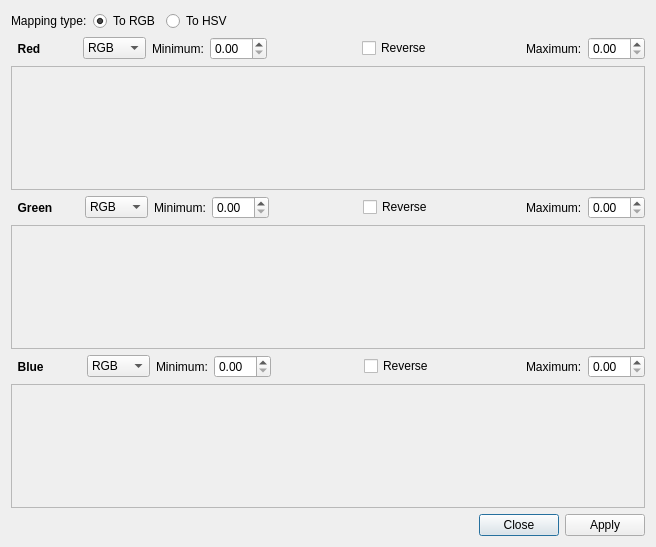
Above: qCC/ui_templates/colorFromScalarDlg.ui from CloudCompare/CloudCompare before the change. Below: the same form after it.
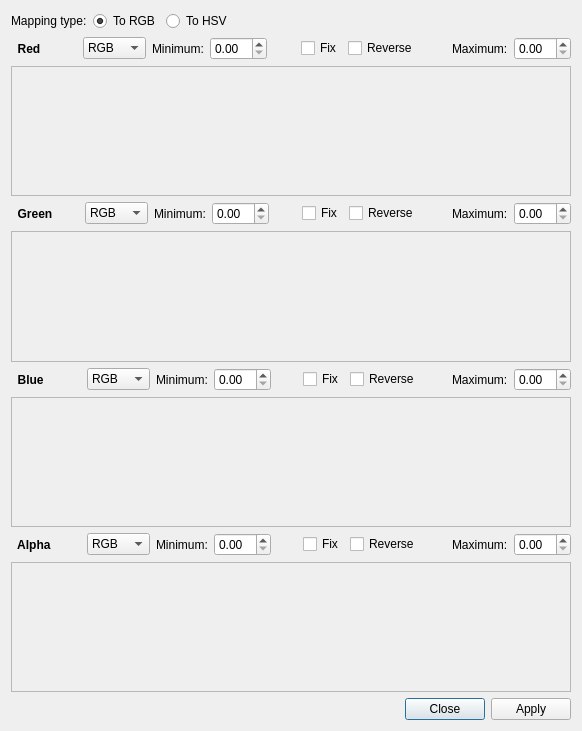
That is the form after the change.

Diff of the .ui file:
```diff
--- a/qCC/ui_templates/colorFromScalarDlg.ui
+++ b/qCC/ui_templates/colorFromScalarDlg.ui
@@ -6,8 +6,8 @@
    <rect>
     <x>0</x>
     <y>0</y>
-    <width>656</width>
-    <height>547</height>
+    <width>582</width>
+    <height>731</height>
    </rect>
   </property>
   <property name="windowTitle">
@@ -136,6 +136,13 @@
        </property>
       </spacer>
      </item>
+     <item>
+      <widget class="QCheckBox" name="fixR">
+       <property name="text">
+        <string>Fix</string>
+       </property>
+      </widget>
+     </item>
      <item>
       <widget class="QCheckBox" name="reverseR">
        <property name="text">
@@ -259,6 +266,13 @@
        </property>
       </spacer>
      </item>
+     <item>
+      <widget class="QCheckBox" name="fixG">
+       <property name="text">
+        <string>Fix</string>
+       </property>
+      </widget>
+     </item>
      <item>
       <widget class="QCheckBox" name="reverseG">
        <property name="text">
@@ -382,6 +396,13 @@
        </property>
       </spacer>
      </item>
+     <item>
+      <widget class="QCheckBox" name="fixB">
+       <property name="text">
+        <string>Fix</string>
+       </property>
+      </widget>
+     </item>
      <item>
       <widget class="QCheckBox" name="reverseB">
        <property name="text">
@@ -424,6 +445,139 @@
      </property>
     </widget>
    </item>
+   <item>
+    <layout class="QHBoxLayout" name="horizontalLayout_7">
+     <item>
+      <widget class="QLabel" name="labelA">
+       <property name="font">
+        <font>
+         <weight>75</weight>
+         <bold>true</bold>
+        </font>
+       </property>
+       <property name="text">
+        <string>  Alpha</string>
+       </property>
+      </widget>
+     </item>
+     <item>
+      <spacer name="horizontalSpacer_14">
+       <property name="orientation">
+        <enum>Qt::Horizontal</enum>
+       </property>
+       <property name="sizeType">
+        <enum>QSizePolicy::Fixed</enum>
+       </property>
+       <property name="sizeHint" stdset="0">
+        <size>
+         <width>30</width>
+         <height>20</height>
+        </size>
+       </property>
+      </spacer>
+     </item>
+     <item>
+      <widget class="QComboBox" name="channelComboA">
+       <property name="currentText">
+        <string>RGB</string>
+       </property>
+       <item>
+        <property name="text">
+         <string>RGB</string>
+        </property>
+       </item>
+       <item>
+        <property name="text">
+         <string>Red</string>
+        </property>
+       </item>
+       <item>
+        <property name="text">
+         <string>Green</string>
+        </property>
+       </item>
+       <item>
+        <property name="text">
+         <string>Blue</string>
+        </property>
+       </item>
+      </widget>
+     </item>
+     <item>
+      <widget class="QLabel" name="MinLabelA">
+       <property name="text">
+        <string>Minimum:</string>
+       </property>
+      </widget>
+     </item>
+     <item>
+      <widget class="QDoubleSpinBox" name="minInputSpinBoxA"/>
+     </item>
+     <item>
+      <spacer name="horizontalSpacer_15">
+       <property name="orientation">
+        <enum>Qt::Horizontal</enum>
+       </property>
+       <property name="sizeHint" stdset="0">
+        <size>
+         <width>40</width>
+         <height>20</height>
+        </size>
+       </property>
+      </spacer>
+     </item>
+     <item>
+      <widget class="QCheckBox" name="fixA">
+       <property name="text">
+        <string>Fix</string>
+       </property>
+       <property name="checked">
+        <bool>false</bool>
+       </property>
+      </widget>
+     </item>
+     <item>
+      <widget class="QCheckBox" name="reverseA">
+       <property name="text">
+        <string>Reverse</string>
+       </property>
+      </widget>
+     </item>
+     <item>
+      <spacer name="horizontalSpacer_16">
+       <property name="orientation">
+        <enum>Qt::Horizontal</enum>
+       </property>
+       <property name="sizeHint" stdset="0">
+        <size>
+         <width>40</width>
+         <height>20</height>
+        </size>
+       </property>
+      </spacer>
+     </item>
+     <item>
+      <widget class="QLabel" name="MaxLabelA">
+       <property name="text">
+        <string>Maximum:</string>
+       </property>
+      </widget>
+     </item>
+     <item>
+      <widget class="QDoubleSpinBox" name="maxInputSpinBoxA"/>
+     </item>
+    </layout>
+   </item>
+   <item>
+    <widget class="QFrame" name="histoFrameA">
+     <property name="frameShape">
+      <enum>QFrame::StyledPanel</enum>
+     </property>
+     <property name="frameShadow">
+      <enum>QFrame::Raised</enum>
+     </property>
+    </widget>
+   </item>
    <item>
     <widget class="QDialogButtonBox" name="buttonBox">
      <property name="orientation">
```
Left out of the diff: 12 changed lines with no effect on the pictures.
